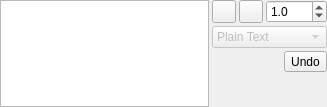
Qt form qredis/ui/SimpleEditor.ui (tiagocoutinho/qredis) before a commit.
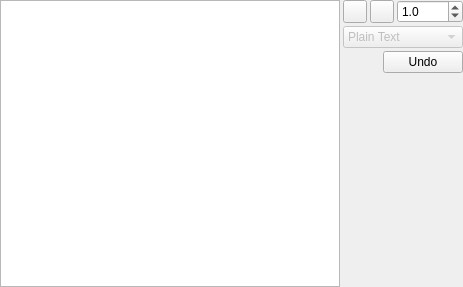
The same form after that commit. Icons and pictures are not drawn.

What changed in the file:
```diff
--- a/qredis/ui/SimpleEditor.ui
+++ b/qredis/ui/SimpleEditor.ui
@@ -6,8 +6,8 @@
    <rect>
     <x>0</x>
     <y>0</y>
-    <width>327</width>
-    <height>107</height>
+    <width>463</width>
+    <height>287</height>
    </rect>
   </property>
   <property name="windowTitle">
@@ -90,7 +90,7 @@
         </spacer>
        </item>
        <item>
-        <widget class="QToolButton" name="revert_button">
+        <widget class="QPushButton" name="revert_button">
          <property name="toolTip">
           <string>Revert</string>
          </property>
```
Left out of the diff: 20 changed lines with no effect on the pictures.
